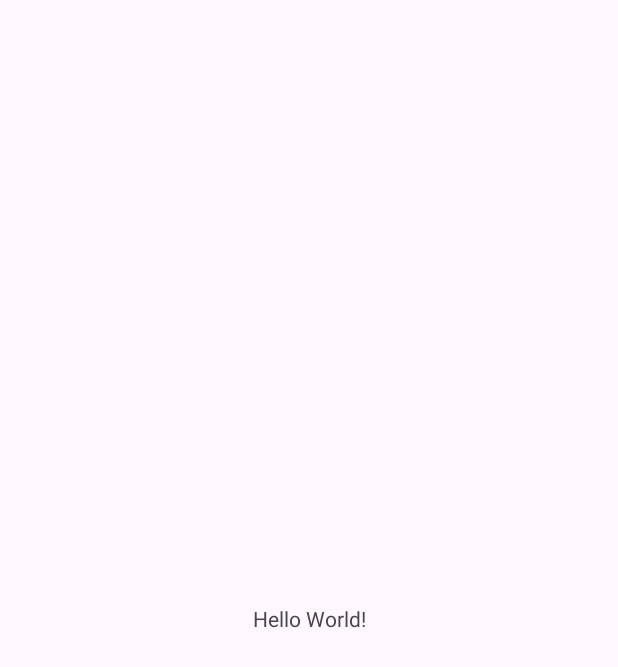
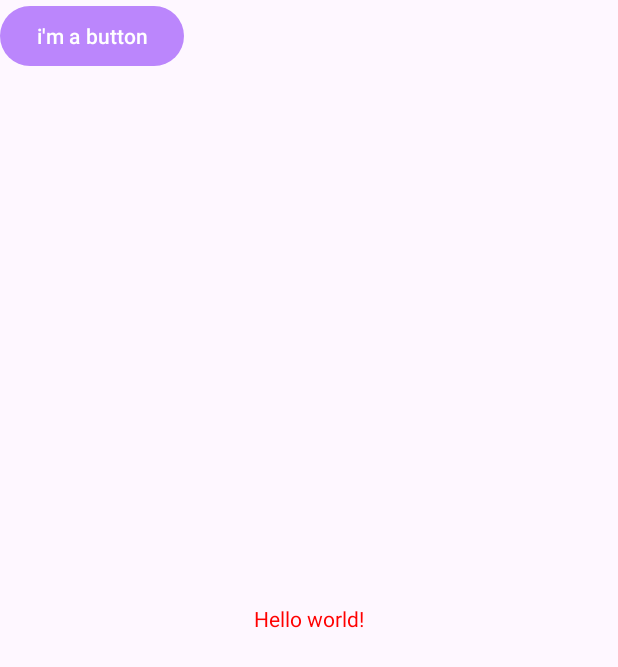
Before and after one commit to 23jujhar2003/MyApplication, an Android app: the screen it shows after launch (MainActivity), on a phone screen of 412 x 824 dp. Before the commit the part shown is almost empty. Shown: the top 667 px of the screen. Run offline under Robolectric (Android 15) with nearby library versions, the phone set to English and light mode, and no system bars.

Commit message:
initial commit

```diff
--- a/app/src/main/AndroidManifest.xml
+++ b/app/src/main/AndroidManifest.xml
@@ -6,9 +6,9 @@
         android:allowBackup="true"
         android:dataExtractionRules="@xml/data_extraction_rules"
         android:fullBackupContent="@xml/backup_rules"
-        android:icon="@mipmap/ic_launcher"
+        android:icon="@drawable/app_icon"
         android:label="@string/app_name"
-        android:roundIcon="@mipmap/ic_launcher_round"
+        android:roundIcon="@drawable/app_icon"
         android:supportsRtl="true"
         android:theme="@style/Theme.MyApplication"
         tools:targetApi="31">
--- a/app/src/main/res/layout/activity_main.xml
+++ b/app/src/main/res/layout/activity_main.xml
@@ -6,11 +6,14 @@
     android:layout_width="match_parent"
     android:layout_height="match_parent"
     tools:context=".MainActivity">
-
+<Button
+    android:layout_height="wrap_content"
+    android:layout_width="wrap_content"
+    android:text= "@string/button_message"/>
     <TextView
         android:layout_width="wrap_content"
         android:layout_height="wrap_content"
-        android:text="Hello World!"
+        android:text="@string/Hello_message"
         app:layout_constraintBottom_toBottomOf="parent"
         app:layout_constraintEnd_toEndOf="parent"
         app:layout_constraintStart_toStartOf="parent"
--- a/app/src/main/res/values-night/themes.xml
+++ /dev/null
@@ -1,7 +0,0 @@
-<resources xmlns:tools="http://schemas.android.com/tools">
-    <!-- Base application theme. -->
-    <style name="Base.Theme.MyApplication" parent="Theme.Material3.DayNight.NoActionBar">
-        <!-- Customize your dark theme here. -->
-        <!-- <item name="colorPrimary">@color/my_dark_primary</item> -->
-    </style>
-</resources>
--- a/app/src/main/res/values/colors.xml
+++ b/app/src/main/res/values/colors.xml
@@ -1,5 +1,7 @@
 <?xml version="1.0" encoding="utf-8"?>
 <resources>
-    <color name="black">#FF000000</color>
-    <color name="white">#FFFFFFFF</color>
+    <color name="my_primary">#FFBB86FC</color>
+    <color name="my_secondary">#E91E63</color>
+    <color name="my_statusbar">#FF3700B3</color>
+    <color name="my_text">#FF0000</color>
 </resources>
--- a/app/src/main/res/values/strings.xml
+++ b/app/src/main/res/values/strings.xml
@@ -1,3 +1,5 @@
 <resources>
     <string name="app_name">My Application</string>
+    <string name="Hello_message">Hello world!</string>
+    <string name="button_message">i\'m a button</string>
 </resources>
--- a/app/src/main/res/values/themes.xml
+++ b/app/src/main/res/values/themes.xml
@@ -3,6 +3,13 @@
     <style name="Base.Theme.MyApplication" parent="Theme.Material3.DayNight.NoActionBar">
         <!-- Customize your light theme here. -->
         <!-- <item name="colorPrimary">@color/my_light_primary</item> -->
+        <item name="colorPrimary">@color/my_primary</item>
+        <!-- Secondary brand color. -->
+        <item name="colorSecondary">@color/my_secondary</item>
+        <!-- Status bar color. -->
+        <item name="android:statusBarColor">@color/my_text</item>
+        <!-- Customize your theme here. -->
+        <item name ="android:textColor">@color/my_text</item>
     </style>
 
     <style name="Theme.MyApplication" parent="Base.Theme.MyApplication" />
```
Also changed, not shown: app/src/main/res/drawable/app_icon.png (added), 1 other file.
